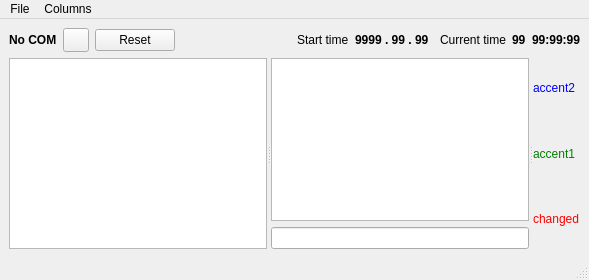
The window that MeshConsole/MeshConsole.ui (Kreyl/armlet) describes before a commit, drawn with Qt 5.
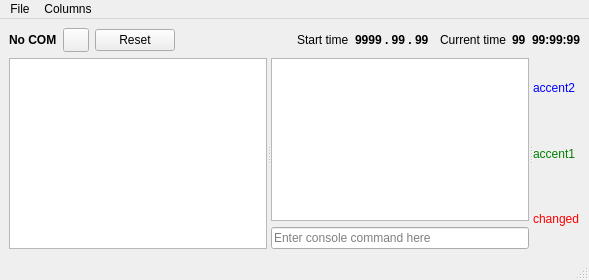
The same window after the commit. Icons and pictures are not drawn. Custom widgets are drawn as their Qt base class.

Commit message: console input added

The edit to the form file:
```diff
--- a/MeshConsole/MeshConsole.ui
+++ b/MeshConsole/MeshConsole.ui
@@ -222,6 +222,9 @@
           <property name="statusTip">
            <string>Enter console commands here</string>
           </property>
+          <property name="placeholderText">
+           <string>Enter console command here</string>
+          </property>
          </widget>
         </item>
        </layout>
@@ -427,6 +430,11 @@
    <extends>QLabel</extends>
    <header>MeshConsole</header>
   </customwidget>
+  <customwidget>
+   <class>ConsoleEdit</class>
+   <extends>QLineEdit</extends>
+   <header>MeshConsole</header>
+  </customwidget>
  </customwidgets>
  <resources/>
  <connections>
```
Left out of the diff: 2 changed lines with no effect on the pictures. The commit also changes 1 other file.
